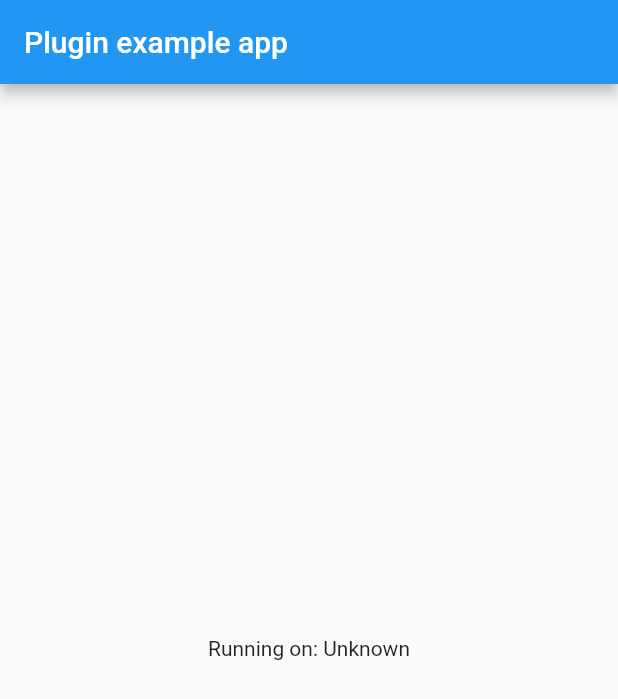
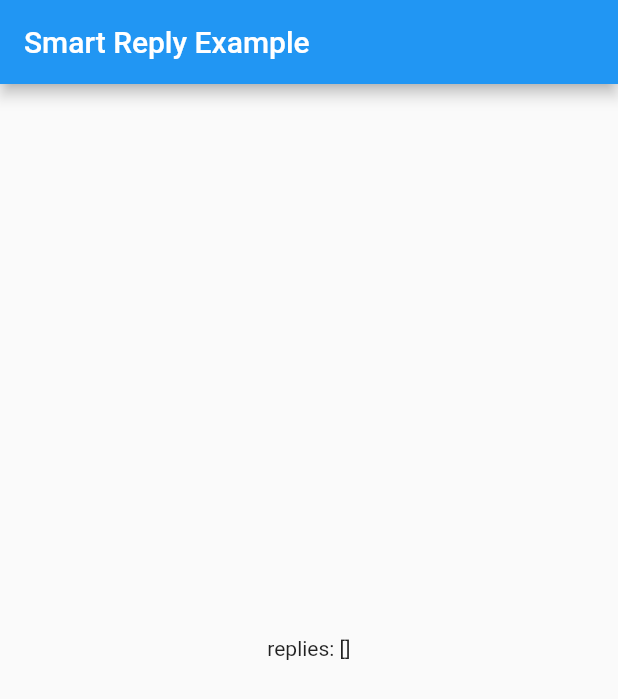
Before and after one commit to plateaukao/flutter_smart_reply, a Flutter app: the screen it shows after launch, on a phone screen of 412 x 824 dp. Shown: the top 699 px of the screen. Run offline on Flutter 3.47's test engine with Material 2 defaults, Android fonts, the phone set to English and light mode, and no system bars.

Commit message:
support input from dart side

```diff
--- a/example/lib/main.dart
+++ b/example/lib/main.dart
@@ -14,7 +14,11 @@ class MyApp extends StatefulWidget {
 }
 
 class _MyAppState extends State<MyApp> {
-  String _platformVersion = 'Unknown';
+  List<TextMessage> _textMessages = [
+    TextMessage.createForRemoteUser("I'm hungry.", DateTime.now().millisecondsSinceEpoch),
+  ];
+
+  List<String> _replies = List.empty();
 
   @override
   void initState() {
@@ -27,13 +31,10 @@ class _MyAppState extends State<MyApp> {
     String platformVersion;
     // Platform messages may fail, so we use a try/catch PlatformException.
     try {
-      platformVersion = await FlutterSmartReply.platformVersion;
-      final replies = await FlutterSmartReply.getSmartReplies(List<TextMessage>.empty());
+      _replies = await FlutterSmartReply.getSmartReplies(_textMessages);
 
-      debugPrint(replies.toString());
-
+      debugPrint(_replies.toString());
     } on PlatformException {
-      platformVersion = 'Failed to get platform version.';
     }
 
     // If the widget was removed from the tree while the asynchronous platform
@@ -41,9 +42,7 @@ class _MyAppState extends State<MyApp> {
     // setState to update our non-existent appearance.
     if (!mounted) return;
 
-    setState(() {
-      _platformVersion = platformVersion;
-    });
+    setState(() { });
   }
 
   @override
@@ -51,10 +50,10 @@ class _MyAppState extends State<MyApp> {
     return MaterialApp(
       home: Scaffold(
         appBar: AppBar(
-          title: const Text('Plugin example app'),
+          title: const Text('Smart Reply Example'),
         ),
         body: Center(
-          child: Text('Running on: $_platformVersion\n'),
+          child: Text('replies: ${_replies.toString()}\n'),
         ),
       ),
     );
--- a/lib/flutter_smart_reply.dart
+++ b/lib/flutter_smart_reply.dart
@@ -1,23 +1,34 @@
 
 import 'dart:async';
+import 'dart:convert';
 
 import 'package:flutter/services.dart';
 
 class FlutterSmartReply {
   static const MethodChannel _channel = const MethodChannel('flutter_smart_reply');
 
-  static Future<String> get platformVersion async => await _channel.invokeMethod('getPlatformVersion');
-
-  static Future<List<String>> getSmartReplies(List<TextMessage> messageList) async =>
-      await _channel.invokeMethod('getSmartReplies');
+  static Future<List<String>> getSmartReplies(List<TextMessage> messageList) async {
+    final jsonString = await _channel.invokeMethod('getSmartReplies', jsonEncode(messageList));
+    return List<String>.from(jsonDecode(jsonString));
+  }
 }
 
 class TextMessage {
   String text;
   int timestamp;
-  String uerId;
+  bool isSelf;
 
-  TextMessage.createForLocalUser(this.text, this.timestamp) : this.uerId = '';
 
-  TextMessage.createForRemoteUser(this.text, this.timestamp, this.uerId);
+  TextMessage(this.text, this.timestamp, this.isSelf);
+
+  Map<String, dynamic> toJson() =>
+      {
+        'text': text,
+        'timestamp': timestamp,
+        'isSelf' : false,
+      };
+
+  TextMessage.createForLocalUser(this.text, this.timestamp) : this.isSelf= true;
+
+  TextMessage.createForRemoteUser(this.text, this.timestamp) : this.isSelf = false;
 }
```
Also changed, not shown: 7 other files.
